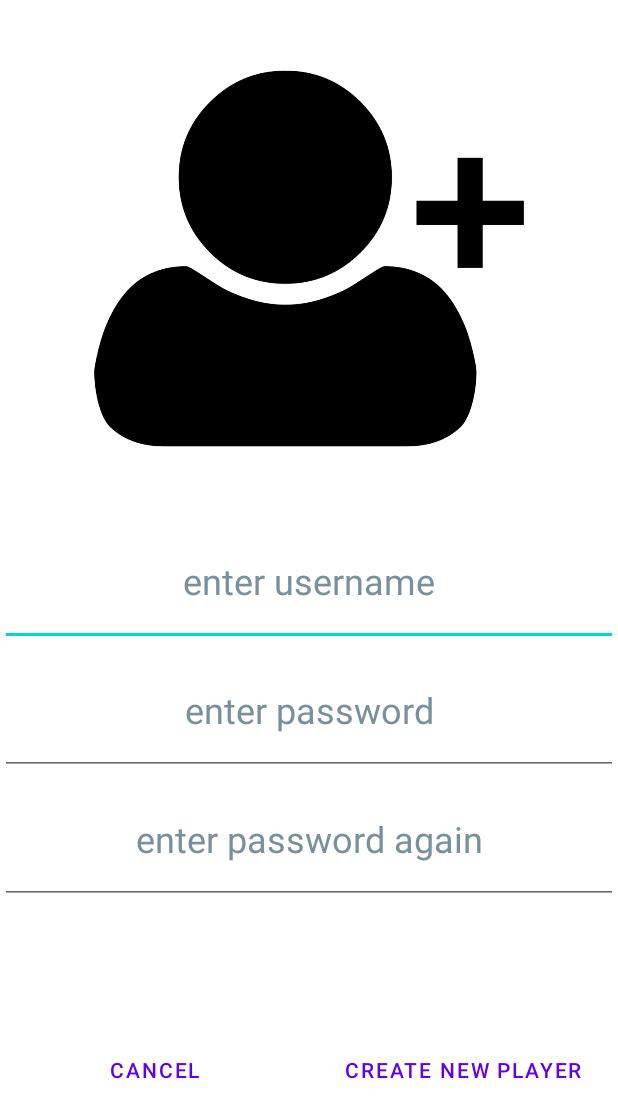
After one commit to GoldenMurrani/ChessApp, an Android app: the layout newuserpopup.xml on its own in the app's theme, with its tools: preview values and no code run, on a phone screen of 412 x 824 dp. The commit adds this screen. Shown: the top 1118 px of the screen. Run offline under Robolectric (Android 15) with nearby library versions, the light colour scheme and no system bars; Roboto replaces fonts that are not available here.

Commit message:
Creating New User Activity

```diff
--- a/app/build.gradle
+++ b/app/build.gradle
@@ -7,7 +7,7 @@ android {
 
     defaultConfig {
         applicationId "edu.msu.murraniy.project1"
-        minSdk 23
+        minSdk 16
         targetSdk 32
         versionCode 1
         versionName "1.0"
--- a/app/src/main/java/edu/msu/murraniy/project1/MainActivity.java
+++ b/app/src/main/java/edu/msu/murraniy/project1/MainActivity.java
@@ -24,18 +24,23 @@ public class MainActivity extends AppCompatActivity {
      */
     private final static String NAMES = "MainActivity.Names";
     private final static String POPUPACTIVE = "MainActivity.PopupActive";
+    private final static String USERPOPUP = "MainActivity.UserPopup";
 
     private AlertDialog.Builder dialogBuilder;
+    private AlertDialog.Builder dialogBuilder2;
     private AlertDialog dialog;
-    private EditText startpopup_playerone, startpopup_playertwo;
-    private Button startpopup_login, startpopup_cancel, startpopup_newuser;
+    private AlertDialog dialog2;
+    private EditText startpopup_playerone, startpopup_playertwo, new_user, new_pass, new_pass2;
+    private Button startpopup_login, startpopup_cancel, startpopup_newuser, newuser_create, newuser_cancel;
 
     private String playerOneN = "Player 1";
     private String playerTwoN = "Player 2";
+    private String new_username, new_password, new_passwordA;
     /**
      * popupActive used to display popup on changing device orientation.
      */
     boolean popupActive = false;
+    boolean userPopUp = false;
 
     @Override
     protected void onCreate(Bundle bundle) {
@@ -51,6 +56,9 @@ public class MainActivity extends AppCompatActivity {
             createNewContactDialog();
             startpopup_playerone.setText(playerOneN);
             startpopup_playertwo.setText(playerTwoN);
+        }
+        if(userPopUp){
+            createNewUserContactDialog();
         }
     }
 
@@ -107,16 +115,18 @@ public class MainActivity extends AppCompatActivity {
         startpopup_newuser.setOnClickListener(new View.OnClickListener() {
             @Override
             public void onClick(View v) {
-                String username = startpopup_playerone.getText().toString();
-                String password = startpopup_playertwo.getText().toString();
-
-                username = toTitleCase(playerOneN);
-                password = toTitleCase(playerTwoN);
+//                String username = startpopup_playerone.getText().toString();
+//                String password = startpopup_playertwo.getText().toString();
+//
+//                username = toTitleCase(playerOneN);
+//                password = toTitleCase(playerTwoN);
 
                 // Create cloud and call create user here
-                Cloud cloud = new Cloud();
-                boolean result = cloud.createUser(username, password);
+//                Cloud cloud = new Cloud();
+//                boolean result = cloud.createUser(username, password);
                 // Handle result here? Create a toast if fail?
+                userPopUp = true;
+                createNewUserContactDialog();
             }
         });
 
@@ -188,6 +198,86 @@ public class MainActivity extends AppCompatActivity {
         }).start();
     }
 
+    public void createNewUserContactDialog(){
+        dialogBuilder2 = new AlertDialog.Builder(this);
+        final View createUserPopUp = getLayoutInflater().inflate(R.layout.newuserpopup, null);
+
+        new_user = (EditText) createUserPopUp.findViewById(R.id.newusername);
+        new_pass = (EditText) createUserPopUp.findViewById(R.id.newpass);
+        new_pass2 = (EditText) createUserPopUp.findViewById(R.id.newpassword2);
+
+        newuser_create = (Button) createUserPopUp.findViewById(R.id.createNewButton);
+        newuser_cancel = (Button) createUserPopUp.findViewById(R.id.cancelUserButton);
+
+        dialogBuilder2.setView(createUserPopUp);
+        dialog2 = dialogBuilder2.create();
+        dialog2.show();
+
+        newuser_cancel.setOnClickListener(new View.OnClickListener() {
+            @Override
+            public void onClick(View v) {
+                userPopUp = false;
+                dialog2.dismiss();
+            }
+        });
+
+        newuser_create.setOnClickListener(new View.OnClickListener() {
+            @Override
+            public void onClick(View v) {
+                new_username = new_user.getText().toString();
+                new_password = new_pass.getText().toString();
+                new_passwordA = new_pass2.getText().toString();
+
+                if(new_password.matches(new_passwordA)){
+//                    Cloud cloud = new Cloud();
+//                    boolean result = cloud.createUser(new_username, new_password);
+
+                    new Thread(new Runnable() {
+                        @Override
+                        public void run() {
+                            Cloud cloud = new Cloud();
+                            final boolean result;
+                            try {
+                                result = cloud.createUser(new_username, new_password);
+
+                                if(!result) {
+                                    /*
+                                     * If validation fails, display a toast
+                                     */
+                                    v.post(new Runnable() {
+
+                                        @Override
+                                        public void run() {
+                                            Toast.makeText(v.getContext(),
+                                                    R.string.newuser_fail,
+                                                    Toast.LENGTH_SHORT).show();
+                                        }
+                                    });
+                                } else{
+                                    dialog2.dismiss();
+                                }
+                            } catch (Exception e) {
+                                // Error condition! Something went wrong
+                                Log.e("CreateUserButton", "Something went wrong when creating user", e);
+                                v.post(new Runnable() {
+                                    @Override
+                                    public void run() {
+                                        Toast.makeText(v.getContext(), R.string.newuser_fail, Toast.LENGTH_SHORT).show();
+                                    }
+                                });
+                            }
+                        }
+                    }).start();
+
+                }else{
+                    Toast.makeText(v.getContext(), R.string.password_val, Toast.LENGTH_SHORT).show();
+                }
+
+            }
+        });
+
+    }
+
     public void onHowToPlay(View view){
         AlertDialog.Builder builder =
                 new AlertDialog.Builder(view.getContext());
@@ -219,6 +309,7 @@ public class MainActivity extends AppCompatActivity {
         bundle.putStringArray(NAMES, names);
 
         bundle.putBoolean(POPUPACTIVE, popupActive);
+        bundle.putBoolean(USERPOPUP, userPopUp);
     }
 
     /**
@@ -231,6 +322,7 @@ public class MainActivity extends AppCompatActivity {
         playerTwoN = names[1];
 
         popupActive = bundle.getBoolean(POPUPACTIVE);
+        userPopUp = bundle.getBoolean(USERPOPUP);
     }
 
     private String toTitleCase(String input) {
--- /dev/null
+++ b/app/src/main/res/layout-land/newuserpopup.xml
@@ -0,0 +1,101 @@
+<?xml version="1.0" encoding="utf-8"?>
+<LinearLayout xmlns:android="http://schemas.android.com/apk/res/android"
+    android:orientation="horizontal"
+    android:layout_width="match_parent"
+    android:layout_height="match_parent"
+    android:gravity="center_horizontal"
+    xmlns:app="http://schemas.android.com/apk/res-auto"
+    xmlns:tools="http://schemas.android.com/tools">
+
+    <ImageView
+        tools:ignore="contentDescription"
+        android:id="@+id/newusericon"
+        android:layout_width="0dp"
+        android:layout_height="match_parent"
+        android:layout_weight="3"
+        app:srcCompat="@drawable/new_user" />
+
+    <LinearLayout
+        android:layout_width="wrap_content"
+        android:layout_height="match_parent"
+        android:layout_weight="1"
+        android:orientation="vertical"
+        android:gravity="center">
+
+            <EditText
+                android:id="@+id/newusername"
+                android:layout_width="match_parent"
+                android:layout_height="0dp"
+                android:layout_weight=".5"
+                android:autofillHints=""
+                android:gravity="center"
+                android:hint="@string/enteruser"
+                android:inputType="text"
+                android:saveEnabled="true"
+                android:textAlignment="center"
+                android:textColorHint="#78909C"
+                android:textSize="24sp" />
+
+            <EditText
+                android:id="@+id/newpass"
+                android:layout_width="match_parent"
+                android:layout_height="0dp"
+                android:layout_weight=".5"
+                android:autofillHints=""
+                android:gravity="center"
+                android:hint="@string/enterpass"
+                android:inputType="text"
+                android:saveEnabled="true"
+                android:textAlignment="center"
+                android:textColorHint="#78909C"
+                android:textSize="24sp" />
+
+            <EditText
+                android:id="@+id/newpassword2"
+                android:layout_width="match_parent"
+                android:layout_height="0dp"
+                android:layout_weight=".5"
+                android:gravity="center"
+                android:hint="@string/enterpassa"
+                android:inputType="text"
+                android:saveEnabled="true"
+                android:textAlignment="center"
+                android:textColorHint="#78909C"
+                android:textSize="24sp"
+                android:autofillHints="" />
+
+            <LinearLayout
+                android:layout_width="match_parent"
+                android:layout_height="wrap_content"
+                android:layout_weight=".5"
+                android:gravity="center">
+
+                <Button
+                    android:id="@+id/cancelUserButton"
+                    style="?android:attr/buttonBarButtonStyle"
+                    android:layout_width="match_parent"
+                    android:layout_height="wrap_content"
+                    android:layout_weight="1"
+                    android:text="@string/cancel"/>
+
+                <Button
+                    android:id="@+id/createNewButton"
+                    style="?android:attr/buttonBarButtonStyle"
+                    android:layout_width="match_parent"
+                    android:layout_height="wrap_content"
+                    android:text="@string/newuser"
+                    android:layout_weight="1"/>
+
+
+            </LinearLayout>
+
+    </LinearLayout>
+
+
+
+
+
+
+
+
+</LinearLayout>
--- /dev/null
+++ b/app/src/main/res/layout/newuserpopup.xml
@@ -0,0 +1,86 @@
+<?xml version="1.0" encoding="utf-8"?>
+<LinearLayout xmlns:android="http://schemas.android.com/apk/res/android"
+    android:orientation="vertical"
+    android:layout_width="match_parent"
+    android:layout_height="match_parent"
+    android:gravity="center_horizontal"
+    xmlns:app="http://schemas.android.com/apk/res-auto"
+    xmlns:tools="http://schemas.android.com/tools">
+
+    <ImageView
+        tools:ignore="contentDescription"
+        android:id="@+id/newusericon"
+        android:layout_width="match_parent"
+        android:layout_height="0dp"
+        android:layout_weight="2"
+        app:srcCompat="@drawable/new_user" />
+
+    <EditText
+        android:id="@+id/newusername"
+        android:layout_width="match_parent"
+        android:layout_height="0dp"
+        android:layout_weight=".5"
+        android:autofillHints=""
+        android:gravity="center"
+        android:hint="@string/enteruser"
+        android:inputType="text"
+        android:saveEnabled="true"
+        android:textAlignment="center"
+        android:textColorHint="#78909C"
+        android:textSize="24sp" />
+
+    <EditText
+        android:id="@+id/newpass"
+        android:layout_width="match_parent"
+        android:layout_height="0dp"
+        android:layout_weight=".5"
+        android:autofillHints=""
+        android:gravity="center"
+        android:hint="@string/enterpass"
+        android:inputType="text"
+        android:saveEnabled="true"
+        android:textAlignment="center"
+        android:textColorHint="#78909C"
+        android:textSize="24sp" />
+
+    <EditText
+        android:id="@+id/newpassword2"
+        android:layout_width="match_parent"
+        android:layout_height="0dp"
+        android:layout_weight=".5"
+        android:gravity="center"
+        android:hint="@string/enterpassa"
+        android:inputType="text"
+        android:saveEnabled="true"
+        android:textAlignment="center"
+        android:textColorHint="#78909C"
+        android:textSize="24sp"
+        android:autofillHints="" />
+
+    <LinearLayout
+        android:layout_width="match_parent"
+        android:layout_height="wrap_content"
+        android:layout_weight="1"
+        android:gravity="center">
+
+        <Button
+            android:id="@+id/cancelUserButton"
+            style="?android:attr/buttonBarButtonStyle"
+            android:layout_width="match_parent"
+            android:layout_height="wrap_content"
+            android:layout_weight="1"
+            android:text="@string/cancel"/>
+
+        <Button
+            android:id="@+id/createNewButton"
+            style="?android:attr/buttonBarButtonStyle"
+            android:layout_width="match_parent"
+            android:layout_height="wrap_content"
+            android:text="@string/newuser"
+            android:layout_weight="1"/>
+
+
+    </LinearLayout>
+
+
+</LinearLayout>
--- a/app/src/main/res/values/strings.xml
+++ b/app/src/main/res/values/strings.xml
@@ -20,6 +20,9 @@
     <string name="placeholder">placeholder</string>
     <string name="p1name">enter username</string>
     <string name="p2name">enter password</string>
+    <string name="enteruser">enter username</string>
+    <string name="enterpass">enter password</string>
+    <string name="enterpassa">enter password again</string>
     <string name="cancel">Cancel</string>
     <string name="startmatch">LOG IN</string>
     <string name="newuser">Create New Player</string>
@@ -32,4 +35,6 @@
     </string>
     <string name="create_game">Create A Game</string>
     <string name="validation_fail">Failed to validate user.</string>
+    <string name="password_val">Passwords Must Match</string>
+    <string name="newuser_fail">Failed to Create New User</string>
 </resources>
```
Also changed, not shown: app/src/main/res/drawable/new_user.png (added).
